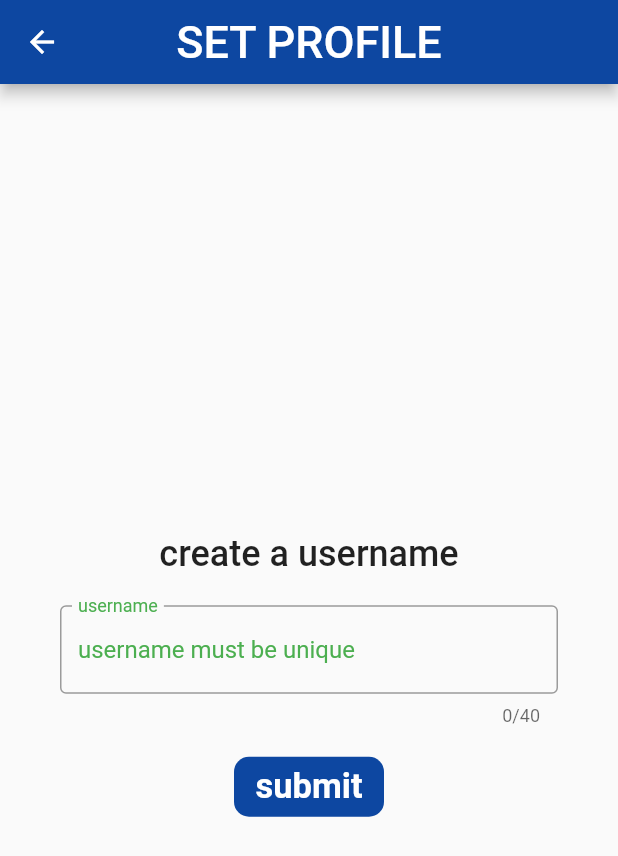
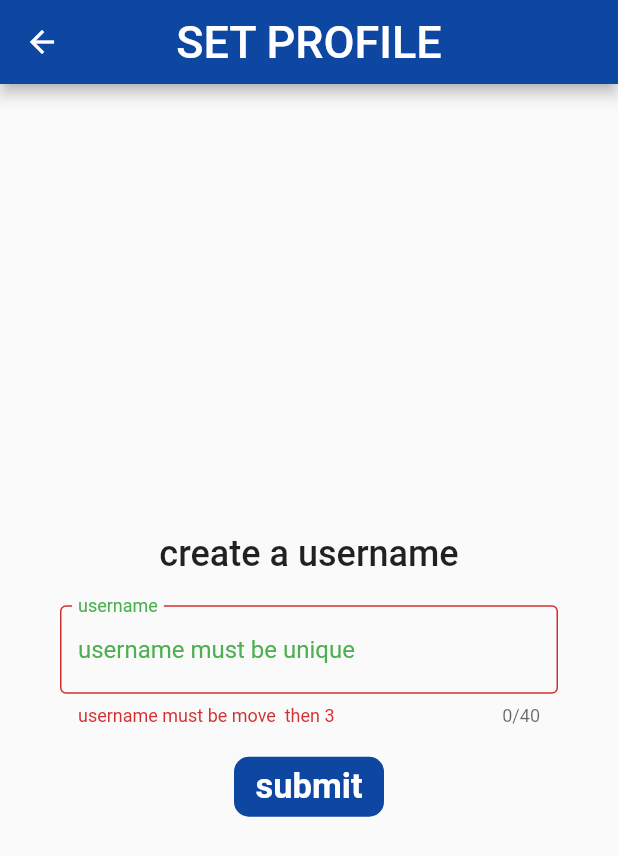
Before and after one commit to nirmalnyure1/SocialMediaApplication, a Flutter app: the screen it shows after launch, on a phone screen of 412 x 824 dp. Shown: the top 856 px of the screen. Run offline on Flutter 3.47's test engine with Material 2 defaults, Android fonts, the phone set to English and light mode, and no system bars; our stand-ins replace cloud_firestore, firebase_auth, firebase_core, google_sign_in; accounts and stored records are empty.

Commit message:
small change

```diff
--- a/lib/screens/create_account.dart
+++ b/lib/screens/create_account.dart
@@ -12,7 +12,11 @@ class _CreateAccountState extends State<CreateAccount> {
   final _formKey = GlobalKey<FormState>();
 
   void submit() {
-    _formKey.currentState!.save();
+    final form = _formKey.currentState;
+    if (form!.validate()) {
+      form.save();
+    }
+
     Navigator.pop(context, username);
   }
 
@@ -39,10 +43,20 @@ class _CreateAccountState extends State<CreateAccount> {
                     vertical: 20.0, horizontal: 40.0),
                 child: Container(
                   child: Form(
+                      autovalidateMode: AutovalidateMode.always,
                       key: _formKey,
                       child: TextFormField(
                         onSaved: (val) {
                           username = val;
+                        },
+                        validator: (val) {
+                          if (val!.trim().length < 3 || val.isEmpty) {
+                            return 'username must be move  then 3';
+                          } else if (val.trim().length > 12) {
+                            return 'username must be less then 12';
+                          } else {
+                            return null;
+                          }
                         },
                         maxLines: 1,
                         maxLength: 40,
```
Also changed, not shown: lib/models/user.dart (+29 -1 lines), lib/screens/homePage.dart (+16 -14 lines).
